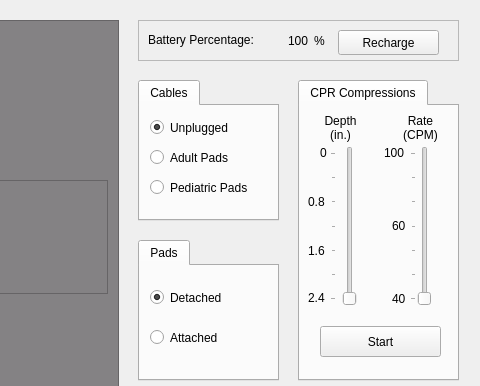
nicwatson/aed-project, file mainwindow.ui: the form before one commit; both pictures show x 582 to 1062 and y 0 to 386 of the 1062 by 717 pixel window.
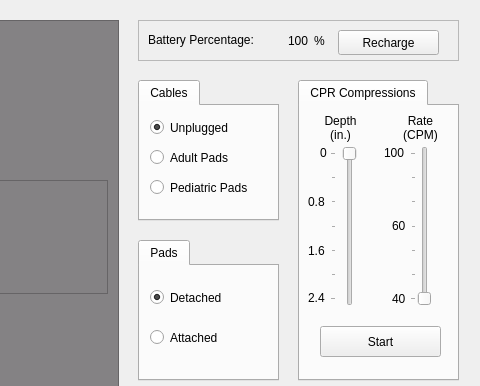
The form after the commit. Icons and pictures are not drawn. Custom widgets are drawn as their Qt base class.

Commit message: Connect cprDepthSlider to LCDDisplay ProgressBar

Patch:
```diff
--- a/mainwindow.ui
+++ b/mainwindow.ui
@@ -654,6 +654,9 @@
       <property name="orientation">
        <enum>Qt::Vertical</enum>
       </property>
+      <property name="invertedAppearance">
+       <bool>true</bool>
+      </property>
       <property name="tickPosition">
        <enum>QSlider::TicksAbove</enum>
       </property>
```
The commit also changes 1 other file.
